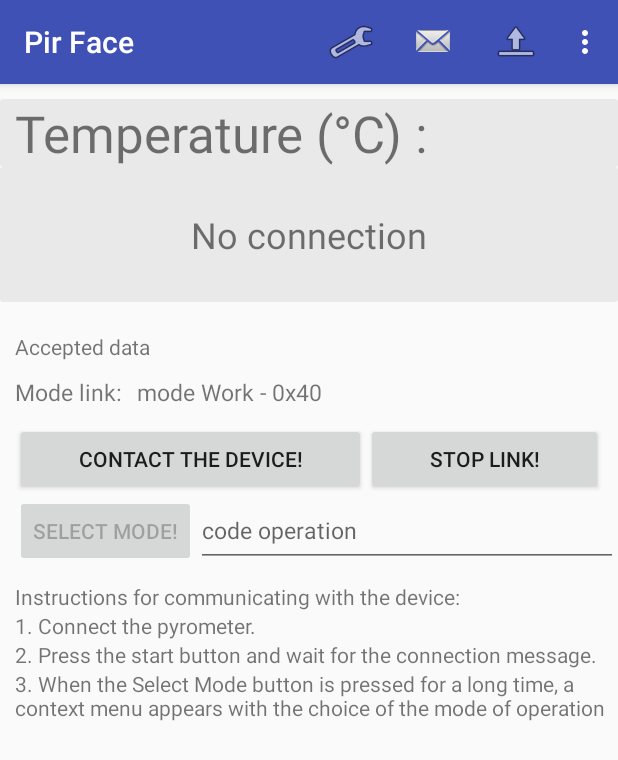
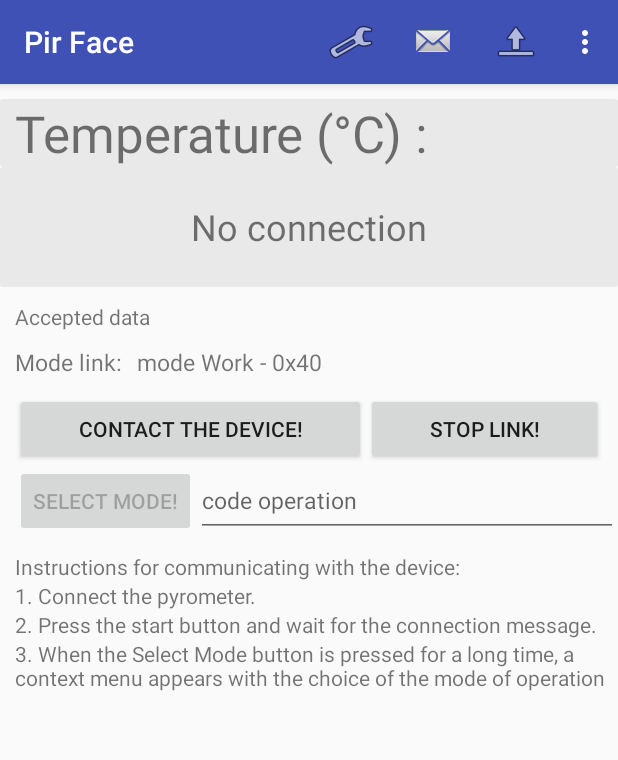
Before and after one commit to Alena-Popova/Android, an Android app: the fragment Settings placed in its activity, in the options menu, after a tap on "Show Temperature", on a phone screen of 412 x 824 dp. Shown: the top 760 px of the screen. Run offline under Robolectric (Android 15) with nearby library versions, the phone set to English and light mode, and no system bars.

Commit message:
app done

```diff
--- a/AndroidStudioProjects/app/src/main/java/com/example/helenapopova/mythirdapplication/box/BoxAdapter.java
+++ b/AndroidStudioProjects/app/src/main/java/com/example/helenapopova/mythirdapplication/box/BoxAdapter.java
@@ -3,6 +3,7 @@ package com.example.helenapopova.mythirdapplication.box;
 import android.content.Context;
 import android.content.SharedPreferences;
 import android.text.Editable;
+import android.text.TextUtils;
 import android.text.TextWatcher;
 import android.util.Log;
 import android.view.LayoutInflater;
@@ -16,6 +17,7 @@ import android.widget.Toast;
 
 import com.example.helenapopova.mythirdapplication.BuildConfig;
 import com.example.helenapopova.mythirdapplication.R;
+import com.example.helenapopova.mythirdapplication.connect.Info;
 
 import java.util.ArrayList;
 import java.util.HashMap;
@@ -58,7 +60,7 @@ public class BoxAdapter extends BaseAdapter {
 
     @Override
     public long getItemId(int position) {
-        return 0;
+        return position;
     }
 
     @Override
@@ -82,7 +84,7 @@ public class BoxAdapter extends BaseAdapter {
             @Override
             public void onClick(View v) {
                 String textSave = editText.getText().toString();
-                if(textSave.length() != 0 && !textSave.equals(contextText)) {
+                if(!TextUtils.isEmpty(textSave) && !textSave.equals(contextText)) {
                     editor.putInt(p.getTitle(), Integer.parseInt(textSave)).apply();
                 } else if (textSave.length() == 0  && sp.contains(p.getTitle())) {
                     editor.remove(p.getTitle()).apply();
@@ -102,5 +104,19 @@ public class BoxAdapter extends BaseAdapter {
         }
     }
 
+    @Override
+    public boolean hasStableIds() {
+        return false;
+    }
 
+    @Override
+    public int getViewTypeCount() {
+        return Info.getSize();
+    }
+
+    @Override
+    public int getItemViewType(int position) {
+        /* calculate the view type for this row */
+        return position;
+    }
 }
--- a/AndroidStudioProjects/app/src/main/java/com/example/helenapopova/mythirdapplication/fragments/ButtonLink.java
+++ b/AndroidStudioProjects/app/src/main/java/com/example/helenapopova/mythirdapplication/fragments/ButtonLink.java
@@ -149,8 +149,6 @@ public class ButtonLink extends Fragment implements View.OnClickListener {
             } catch (IOException io) {
                 outputTost("already exit");
             }
-        } else {
-            outputTost("Connection closed yet!");
         }
     }
 
--- a/AndroidStudioProjects/app/src/main/res/layout/button_link.xml
+++ b/AndroidStudioProjects/app/src/main/res/layout/button_link.xml
@@ -23,7 +23,7 @@
             android:gravity="center"
             android:layout_gravity="center"
             android:layout_width="match_parent"
-            android:layout_height="90dp"
+            android:layout_height="80dp"
             android:layout_marginTop="0dp"
             android:text="@string/temperature"
             android:background="@drawable/my_border"
@@ -34,7 +34,7 @@
             android:layout_gravity="left"
             android:layout_width="match_parent"
             android:layout_height="wrap_content"
-            android:layout_marginTop="20dp"
+            android:layout_marginTop="10dp"
             android:layout_marginLeft="10dp"
             android:text="@string/accepted_str"
             android:textSize="14sp" />
--- a/AndroidStudioProjects/app/src/main/res/layout/item_mode.xml
+++ b/AndroidStudioProjects/app/src/main/res/layout/item_mode.xml
@@ -26,6 +26,7 @@
                     android:layout_width="match_parent"
                     android:layout_height="wrap_content"
                     android:hint="@string/hint_9"
+                    android:layout_gravity="left"
                     android:layout_weight="2"
                     android:inputType="number"/>
         </TableRow>
```
